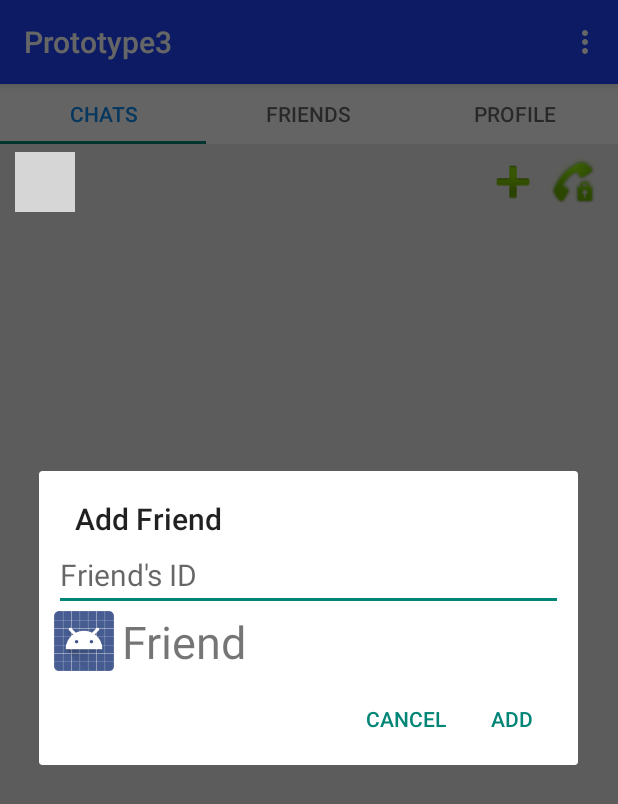
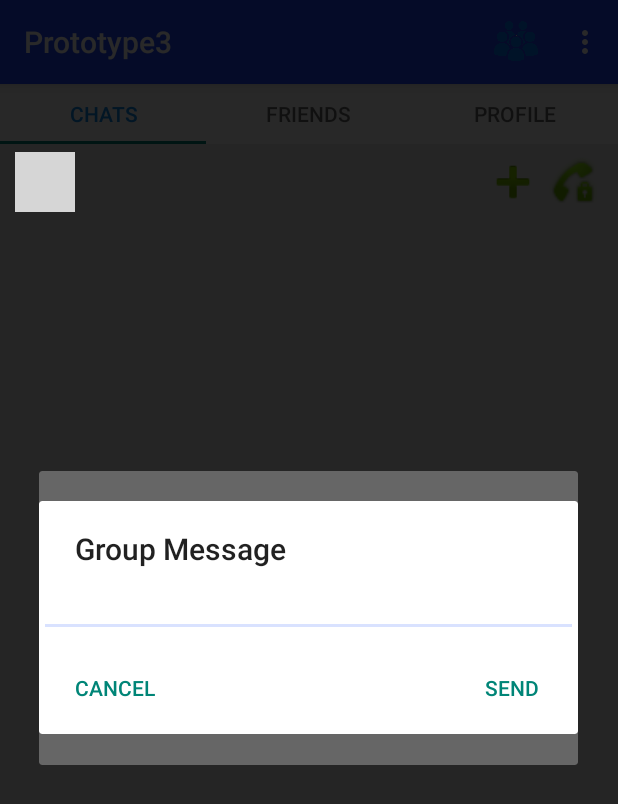
Before and after one commit to Niket-iiitu/Code_Chat, an Android app: the screen it shows after launch once a user with an empty profile is signed in (MainActivity), in the options menu, after a tap on "Add Friend", on a phone screen of 412 x 824 dp. Shown: the top 804 px of the screen. Run offline under Robolectric (Android 15) with nearby library versions, the phone set to English and light mode, and no system bars; our stand-ins replace Firebase (no records; nobody signed in at launch, a user with empty details on screens opened directly); Roboto replaces fonts that are not available here; 8 statements that could not run were skipped; grey boxes are pictures that could not be loaded.

Commit message:
Last Ferature Added

```diff
--- /dev/null
+++ b/app/src/main/java/com/example/prototype3/Dialogs/GroupMessage.java
@@ -0,0 +1,84 @@
+package com.example.prototype3.Dialogs;
+
+import android.app.AlertDialog;
+import android.app.Dialog;
+import android.content.Context;
+import android.content.DialogInterface;
+import android.os.Bundle;
+import android.widget.EditText;
+import android.widget.Toast;
+
+import androidx.annotation.NonNull;
+import androidx.annotation.Nullable;
+import androidx.appcompat.app.AppCompatDialogFragment;
+
+import com.google.firebase.auth.FirebaseAuth;
+import com.google.firebase.database.DataSnapshot;
+import com.google.firebase.database.DatabaseError;
+import com.google.firebase.database.DatabaseReference;
+import com.google.firebase.database.FirebaseDatabase;
+import com.google.firebase.database.ValueEventListener;
+
+import java.util.ArrayList;
+import java.util.HashMap;
+import java.util.List;
+
+public class GroupMessage extends AppCompatDialogFragment {
+
+    String myCredential,permit;
+    EditText message;
+    List<String> groupMates;
+    DatabaseReference database;
+    Context context;
+
+    @NonNull
+    @Override
+    public Dialog onCreateDialog(@Nullable Bundle savedInstanceState) {
+        message = new EditText(context);
+        message.setHint("Enter the message");
+        myCredential= FirebaseAuth.getInstance().getUid();
+        database=FirebaseDatabase.getInstance().getReference().child("Chats");
+
+        groupMates=new ArrayList<String>();
+        FirebaseDatabase.getInstance().getReference("Friends").child(myCredential).addValueEventListener(new ValueEventListener() {
+            @Override
+            public void onDataChange(@NonNull DataSnapshot snapshot) {
+                for(DataSnapshot data:snapshot.getChildren()){
+                    permit=data.getValue(String.class);
+                    if(permit.equals("Group") || permit.equals("All")){
+                        groupMates.add(data.getKey());
+                    }
+                }
+            }
+
+            @Override
+            public void onCancelled(@NonNull DatabaseError error) {
+            }
+        });
+
+        AlertDialog.Builder builder = new AlertDialog.Builder(getActivity());
+        builder.setTitle("Group Message")
+                .setView(message)
+                .setPositiveButton("Send",new DialogInterface.OnClickListener() {
+                    @Override
+                    public void onClick(DialogInterface dialog, int which) {
+                        for(String friend:groupMates){
+                            HashMap<String,Object> hashMap = new HashMap<>();
+                            hashMap.put("sender",myCredential);
+                            hashMap.put("receiver",friend);
+                            hashMap.put("message",message.getText().toString());
+                            hashMap.put("isseen",false);
+                            database.push().setValue(hashMap);
+                            Toast.makeText(context, "Message Send", Toast.LENGTH_SHORT).show();
+                        }
+
+                    }
+                })
+                .setNeutralButton("Cancel",null);
+        return builder.create();
+    }
+
+    public void setContext(Context context) {
+        this.context = context;
+    }
+}
--- a/app/src/main/java/com/example/prototype3/MainActivity.java
+++ b/app/src/main/java/com/example/prototype3/MainActivity.java
@@ -14,6 +14,7 @@ import android.view.Menu;
 import android.view.MenuItem;
 
 import com.example.prototype3.Dialogs.AddFriend;
+import com.example.prototype3.Dialogs.GroupMessage;
 import com.example.prototype3.Fragments.ChatsFragment;
 import com.example.prototype3.Fragments.ProfileFragment;
 import com.example.prototype3.Fragments.FriendFragment;
@@ -84,6 +85,11 @@ public class MainActivity extends AppCompatActivity {
                 AddFriend friend = new AddFriend();
                 friend.setFriendContext(getApplicationContext());
                 friend.show(getSupportFragmentManager(),"Password Reset Dialog");
+
+            case R.id.groupChat:
+                GroupMessage message = new GroupMessage();
+                message.setContext(getApplicationContext());
+                message.show(getSupportFragmentManager(),"Group Message Dialog");
         }
         return false;
     }
--- a/app/src/main/res/menu/menu.xml
+++ b/app/src/main/res/menu/menu.xml
@@ -3,4 +3,5 @@
     xmlns:app="http://schemas.android.com/apk/res-auto">
     <item android:title="Logout" android:id="@+id/logout" app:showAsAction="never"/>
     <item android:title="Add Friend" android:id="@+id/addFriend" app:showAsAction="never"/>
+    <item android:title="Group Chat" android:id="@+id/groupChat"  app:showAsAction="always" android:icon="@drawable/ic_group"/>
 </menu>
```
Also changed, not shown: app/src/main/java/com/example/prototype3/Adapter/UserAdapter.java (+18 -2 lines), app/src/main/java/com/example/prototype3/MessageActivity.java (+30 -6 lines).
